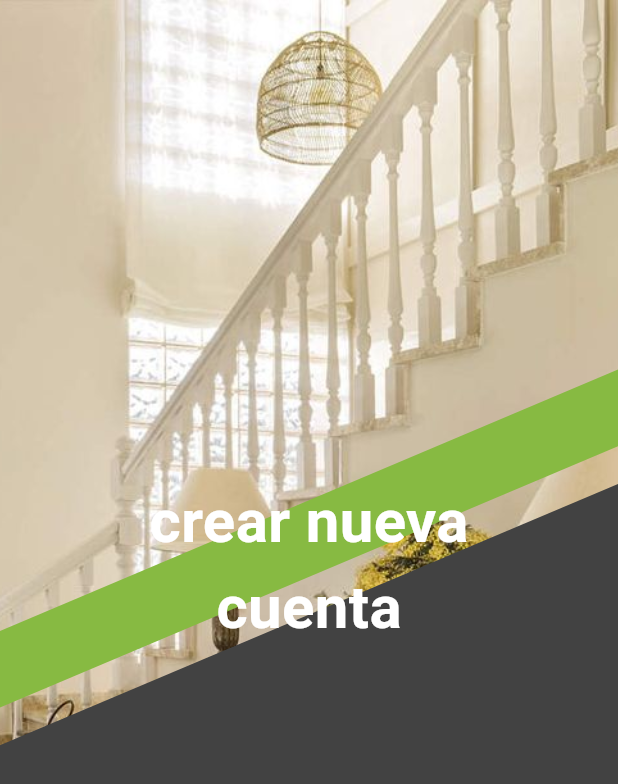
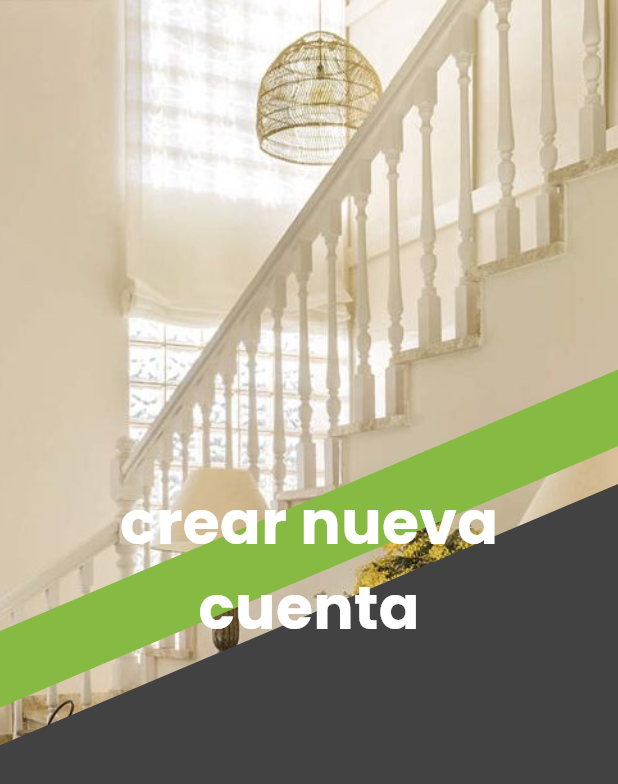
Before and after one commit to LuisRicado77/front-end_sena, a Flutter app: the screen it shows after launch, on a phone screen of 412 x 824 dp. Shown: the top 784 px of the screen. Run offline on Flutter 3.47's test engine with Material 3 defaults, Android fonts, the phone set to English and light mode, and no system bars.

Commit message:
types of word added

```diff
--- a/lib/main.dart
+++ b/lib/main.dart
@@ -1,15 +1,18 @@
 import 'package:flutter/material.dart';
 
-void main() => runApp(miApp());
+void main() => runApp(const MiApp());
 
-class miApp extends StatelessWidget {
-  const miApp({super.key});
+class MiApp extends StatelessWidget {
+  const MiApp({super.key});
 
   @override
   Widget build(BuildContext context) {
     return MaterialApp(
+      theme: ThemeData(
+        fontFamily: 'Poppins',
+      ),
       title: "Mi App",
-      home: Inicio(),
+      home: const Inicio(),
     );
   }
 }
@@ -71,18 +74,18 @@
 
 Widget cuerpo() {
   return Container(
-    child: Text("crear nueva cuenta"),
+    child: const Text("crear nueva cuenta"),
   );
 }
 
 Widget barra() {
-  return Positioned(
+  return const Positioned(
     child: Text("hola"),
   );
 }
 
 Widget name() {
-  return Stack(
+  return const Stack(
     children: [
       Align(
         alignment: Alignment(
@@ -93,17 +96,19 @@
             Text(
               "crear nueva",
               style: TextStyle(
-                  color: Colors.white,
-                  fontSize: 40,
-                  fontWeight: FontWeight.bold),
+                fontFamily: 'Poppins',
+                color: Colors.white,
+                fontSize: 40,
+              ),
             ),
             SizedBox(height: 0), // Espacio entre las líneas
             Text(
               "cuenta",
               style: TextStyle(
-                  color: Colors.white,
-                  fontSize: 40,
-                  fontWeight: FontWeight.bold),
+                fontFamily: 'Poppins',
+                color: Colors.white,
+                fontSize: 40,
+              ),
             ),
           ],
         ),
```
Also changed, not shown: pubspec.yaml (+9 -0 lines), assets/fonts/Poppins-Black.ttf (added), assets/fonts/Poppins-BlackItalic.ttf (added), assets/fonts/Poppins-Bold.ttf (added).
